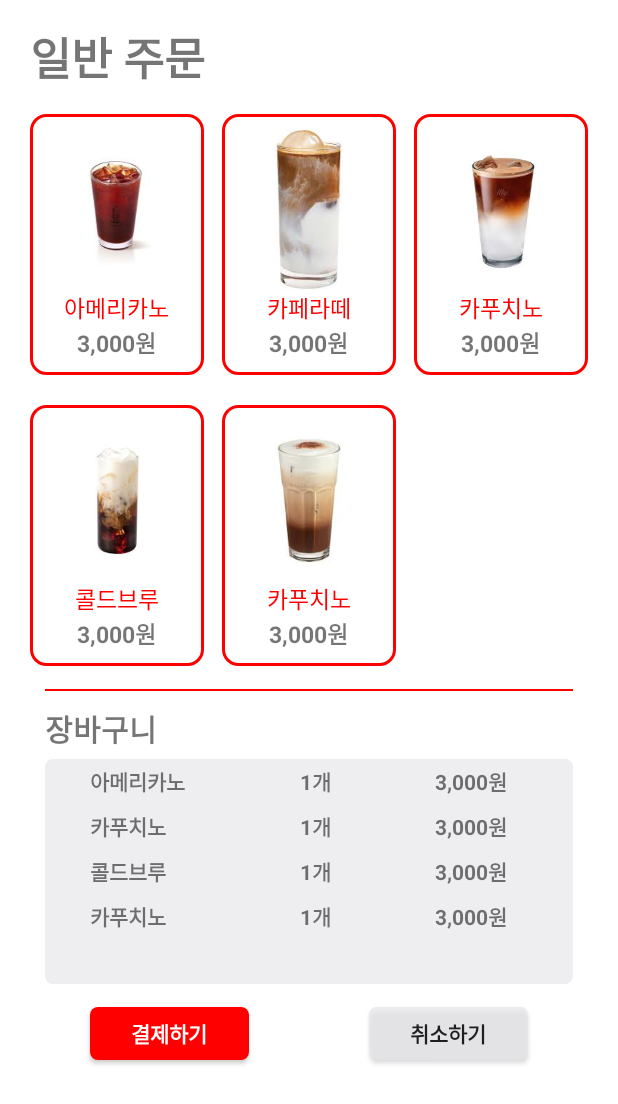
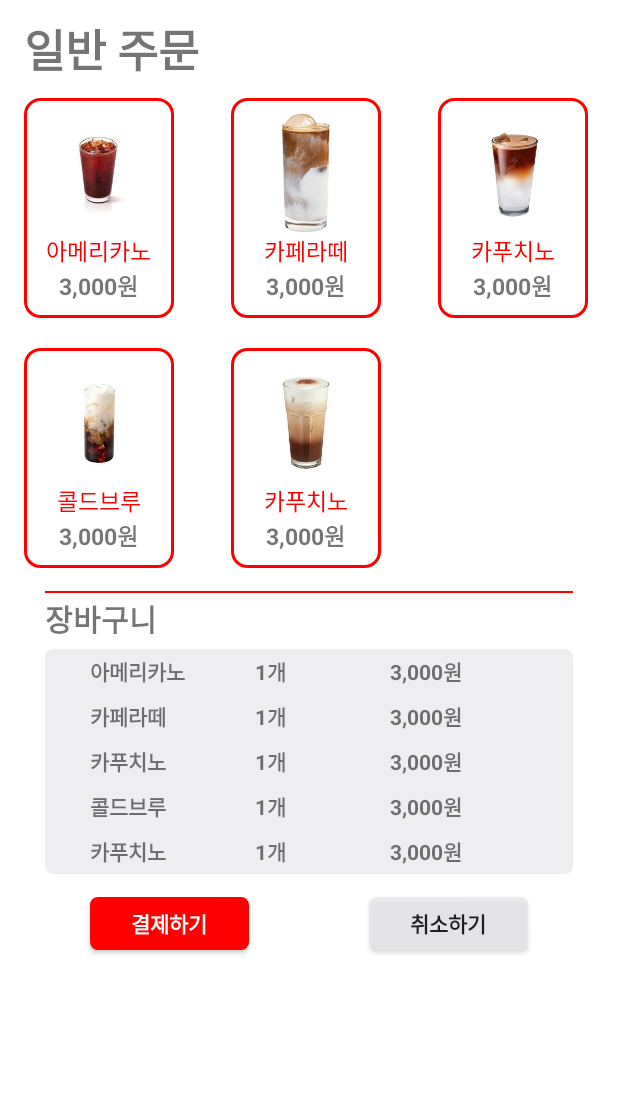
Before and after one commit to ehtjsv2/-KNUCapstoneDesignProject2, an Android app: the layout activity_general_order.xml on its own in the app's theme, with its tools: preview values and no code run, on a phone screen of 412 x 824 dp. Shown: the top 1104 px of the screen. Run offline under Robolectric (Android 15) with nearby library versions, the light colour scheme and no system bars.

Commit message:
일반주문 layout 메뉴 크기 수정

```diff
--- a/TestApp/app/src/main/AndroidManifest.xml
+++ b/TestApp/app/src/main/AndroidManifest.xml
@@ -17,17 +17,20 @@
         tools:targetApi="31">
         <activity
             android:name=".general_order_activity"
-            android:exported="false" />
-        <activity
-            android:name=".MainActivity"
-            android:exported="true"
-            android:screenOrientation="portrait">
+            android:exported="true" >
             <intent-filter>
                 <action android:name="android.intent.action.MAIN" />
 
                 <category android:name="android.intent.category.LAUNCHER" />
             </intent-filter>
         </activity>
+
+        <activity
+            android:name=".MainActivity"
+            android:exported="true"
+            android:screenOrientation="portrait">
+
+        </activity>
     </application>
 
 </manifest>
--- a/TestApp/app/src/main/java/com/example/facerecognitionmodule/general_order_activity.kt
+++ b/TestApp/app/src/main/java/com/example/facerecognitionmodule/general_order_activity.kt
@@ -5,6 +5,7 @@ import android.content.Intent
 import android.graphics.Color
 import androidx.appcompat.app.AppCompatActivity
 import android.os.Bundle
+import android.util.Log
 import android.widget.Button
 import android.widget.CheckBox
 import android.widget.LinearLayout
@@ -15,7 +16,21 @@ class general_order_activity : AppCompatActivity() {
     override fun onCreate(savedInstanceState: Bundle?) {
         super.onCreate(savedInstanceState)
         binding =ActivityGeneralOrderBinding.inflate(layoutInflater)
-
+        binding.layoutMenu1.setOnClickListener {
+            Log.d("orderTest","menu1_click")
+        }
+        binding.layoutMenu2.setOnClickListener {
+            Log.d("orderTest","menu2_click")
+        }
+        binding.layoutMenu3.setOnClickListener {
+            Log.d("orderTest","menu3_click")
+        }
+        binding.layoutMenu4.setOnClickListener {
+            Log.d("orderTest","menu4_click")
+        }
+        binding.layoutMenu5.setOnClickListener {
+            Log.d("orderTest","menu5_click")
+        }
 
         setContentView(binding.root)
 
--- a/TestApp/app/src/main/res/layout/activity_general_order.xml
+++ b/TestApp/app/src/main/res/layout/activity_general_order.xml
@@ -11,8 +11,8 @@
         android:id="@+id/textView"
         android:layout_width="wrap_content"
         android:layout_height="wrap_content"
-        android:layout_marginStart="20dp"
-        android:layout_marginTop="15dp"
+        android:layout_marginStart="16dp"
+        android:layout_marginTop="10dp"
         android:text="일반 주문"
         android:textSize="30sp"
         android:textStyle="bold"
@@ -23,7 +23,7 @@
         android:id="@+id/layout_menu1"
         android:layout_width="wrap_content"
         android:layout_height="wrap_content"
-        android:layout_marginTop="15dp"
+        android:layout_marginTop="10dp"
         android:background="@drawable/menu_stroke"
         android:orientation="vertical"
         app:layout_constraintStart_toStartOf="@+id/textView"
@@ -31,8 +31,8 @@
 
         <ImageView
             android:id="@+id/imageView"
-            android:layout_width="116dp"
-            android:layout_height="107dp"
+            android:layout_width="100dp"
+            android:layout_height="80dp"
             android:layout_marginTop="10dp"
             app:layout_constraintStart_toStartOf="parent"
             app:layout_constraintTop_toBottomOf="@+id/textView"
@@ -60,8 +60,8 @@
         android:id="@+id/layout_menu2"
         android:layout_width="wrap_content"
         android:layout_height="wrap_content"
-        android:layout_marginStart="10dp"
-        android:layout_marginEnd="10dp"
+        android:layout_marginStart="5dp"
+        android:layout_marginEnd="5dp"
         android:background="@drawable/menu_stroke"
         android:orientation="vertical"
         app:layout_constraintEnd_toStartOf="@+id/layout_menu3"
@@ -69,8 +69,8 @@
         app:layout_constraintTop_toTopOf="@+id/layout_menu1">
 
         <ImageView
-            android:layout_width="116dp"
-            android:layout_height="107dp"
+            android:layout_width="100dp"
+            android:layout_height="80dp"
             android:layout_marginTop="10dp"
             app:layout_constraintStart_toStartOf="parent"
             app:layout_constraintTop_toBottomOf="@+id/textView"
@@ -105,8 +105,8 @@
         app:layout_constraintTop_toTopOf="@+id/layout_menu2">
 
         <ImageView
-            android:layout_width="116dp"
-            android:layout_height="107dp"
+            android:layout_width="100dp"
+            android:layout_height="80dp"
             android:layout_marginTop="10dp"
             app:layout_constraintStart_toStartOf="parent"
             app:layout_constraintTop_toBottomOf="@+id/textView"
@@ -142,8 +142,8 @@
         app:layout_constraintTop_toBottomOf="@+id/layout_menu1">
 
         <ImageView
-            android:layout_width="116dp"
-            android:layout_height="107dp"
+            android:layout_width="100dp"
+            android:layout_height="80dp"
             android:layout_marginTop="10dp"
             app:layout_constraintStart_toStartOf="parent"
             app:layout_constraintTop_toBottomOf="@+id/textView"
@@ -179,8 +179,8 @@
         app:layout_constraintTop_toBottomOf="@+id/layout_menu2">
 
         <ImageView
-            android:layout_width="116dp"
-            android:layout_height="107dp"
+            android:layout_width="100dp"
+            android:layout_height="80dp"
             android:layout_marginTop="10dp"
             app:layout_constraintStart_toStartOf="parent"
             app:layout_constraintTop_toBottomOf="@+id/textView"
@@ -220,7 +220,7 @@
         android:id="@+id/textView2"
         android:layout_width="wrap_content"
         android:layout_height="wrap_content"
-        android:layout_marginTop="10dp"
+        android:layout_marginTop="2dp"
         android:text="장바구니"
         android:textSize="20sp"
         android:textStyle="bold"
@@ -260,7 +260,7 @@
                 android:layout_width="40dp"
                 android:layout_height="wrap_content"
                 android:layout_gravity="center"
-                android:layout_marginLeft="70dp"
+                android:layout_marginLeft="40dp"
                 android:text="1개"
                 android:textStyle="bold" />
 
@@ -278,7 +278,7 @@
             android:layout_width="match_parent"
             android:layout_height="30dp"
             android:orientation="horizontal"
-            android:visibility="gone">
+            android:visibility="visible">
 
             <TextView
                 android:layout_width="70dp"
@@ -293,13 +293,13 @@
                 android:layout_width="40dp"
                 android:layout_height="wrap_content"
                 android:layout_gravity="center"
-                android:layout_marginLeft="70dp"
+                android:layout_marginLeft="40dp"
                 android:text="1개"
                 android:textStyle="bold" />
 
             <TextView
                 android:id="@+id/text_menu2_price"
-                android:layout_width="wrap_content"
+                android:layout_width="80dp"
                 android:layout_height="wrap_content"
                 android:layout_gravity="center"
                 android:layout_marginLeft="50dp"
@@ -326,13 +326,13 @@
                 android:layout_width="40dp"
                 android:layout_height="wrap_content"
                 android:layout_gravity="center"
-                android:layout_marginLeft="70dp"
+                android:layout_marginLeft="40dp"
                 android:text="1개"
                 android:textStyle="bold" />
 
             <TextView
                 android:id="@+id/text_menu3_price"
-                android:layout_width="wrap_content"
+                android:layout_width="80dp"
                 android:layout_height="wrap_content"
                 android:layout_gravity="center"
                 android:layout_marginLeft="50dp"
@@ -359,13 +359,13 @@
                 android:layout_width="40dp"
                 android:layout_height="wrap_content"
                 android:layout_gravity="center"
-                android:layout_marginLeft="70dp"
+                android:layout_marginLeft="40dp"
                 android:text="1개"
                 android:textStyle="bold" />
 
             <TextView
                 android:id="@+id/text_menu4_price"
-                android:layout_width="wrap_content"
+                android:layout_width="80dp"
                 android:layout_height="wrap_content"
                 android:layout_gravity="center"
                 android:layout_marginLeft="50dp"
@@ -392,7 +392,7 @@
                 android:layout_width="40dp"
                 android:layout_height="wrap_content"
                 android:layout_gravity="center"
-                android:layout_marginLeft="70dp"
+                android:layout_marginLeft="40dp"
                 android:text="1개"
                 android:textStyle="bold" />
 
@@ -414,10 +414,10 @@
         android:layout_marginStart="30dp"
         android:layout_marginTop="15dp"
         android:background="@drawable/red_btn"
+        android:elevation="20dp"
         android:text="결제하기"
+        android:textColor="@color/white"
         android:textStyle="bold"
-        android:elevation="20dp"
-        android:textColor="@color/white"
         app:layout_constraintStart_toStartOf="@+id/linearLayout"
         app:layout_constraintTop_toBottomOf="@+id/linearLayout" />
 
@@ -428,12 +428,11 @@
         android:layout_marginTop="15dp"
         android:layout_marginEnd="30dp"
         android:background="@drawable/gray_btn"
+        android:elevation="20dp"
         android:text="취소하기"
         android:textStyle="bold"
-        android:elevation="20dp"
         app:layout_constraintEnd_toEndOf="@+id/linearLayout"
         app:layout_constraintTop_toBottomOf="@+id/linearLayout" />
 
 
-
 </androidx.constraintlayout.widget.ConstraintLayout>
```
Also changed, not shown: 813 other files.
